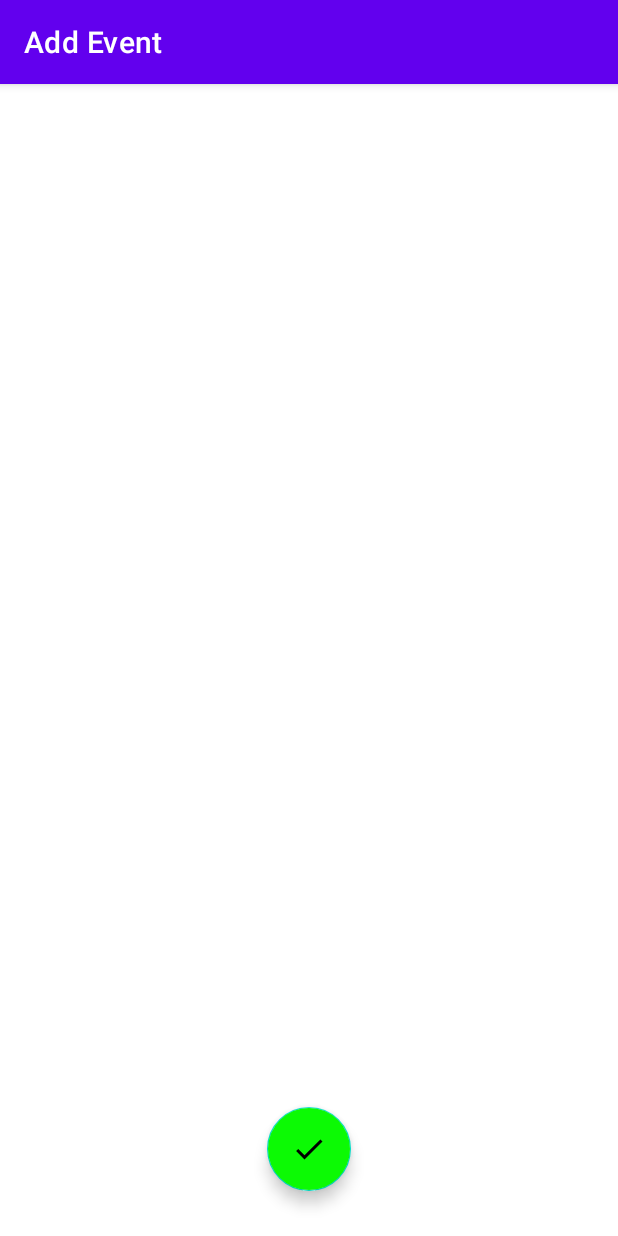
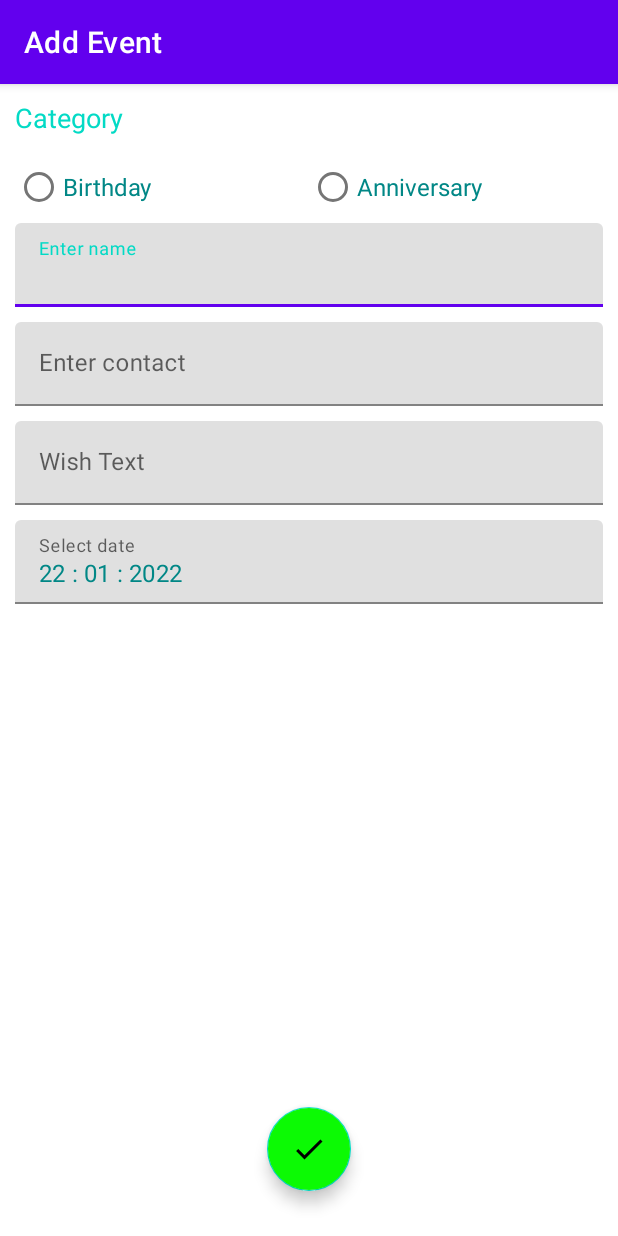
Before and after one commit to Rahmatullah-Ansari/Birthday_Reminder, an Android app: the AddEvent screen opened directly, with no data from a screen before it, on a phone screen of 412 x 824 dp. Run offline under Robolectric (Android 15) with nearby library versions, the phone set to English and light mode, and no system bars.

Commit message:
bdyr-0.0.5

```diff
--- a/app/src/main/java/com/android/bdyr/Activities/AddEvent.java
+++ b/app/src/main/java/com/android/bdyr/Activities/AddEvent.java
@@ -2,19 +2,47 @@ package com.android.bdyr.Activities;
 
 import androidx.appcompat.app.AppCompatActivity;
 
+import android.annotation.SuppressLint;
+import android.app.DatePickerDialog;
+import android.graphics.Color;
+import android.graphics.drawable.ColorDrawable;
 import android.os.Bundle;
+import android.view.View;
+import android.widget.DatePicker;
 
 import com.android.bdyr.databinding.ActivityAddEventBinding;
 
+import java.util.Calendar;
+
 public class AddEvent extends AppCompatActivity {
     ActivityAddEventBinding binding;
+    DatePickerDialog.OnDateSetListener listener;
+    @SuppressLint ("DefaultLocale")
     @Override
     protected void onCreate(Bundle savedInstanceState) {
         super.onCreate(savedInstanceState);
         binding=ActivityAddEventBinding.inflate(getLayoutInflater());
         setContentView(binding.getRoot());
         setTitle("Add Event");
-
+        Calendar calendar=Calendar.getInstance();
+        int year=calendar.get(Calendar.YEAR);
+        int month=calendar.get(Calendar.MONTH);
+        int day=calendar.get(Calendar.DAY_OF_MONTH);
+        if (month < 10){
+            binding.dateLabel.setText(String.format("%d : 0%d : %d",day,month+1,year));
+        }else {
+            binding.dateLabel.setText(String.format("%d : %d : %d",day,month+1,year));
+        }
+        binding.dateLabel.setOnClickListener(view -> {
+            DatePickerDialog dialog=new DatePickerDialog(AddEvent.this, android.R.style.Theme_Holo_Light_Dialog_MinWidth,listener,year,month,day);
+            dialog.getWindow().setBackgroundDrawable(new ColorDrawable(Color.TRANSPARENT));
+            dialog.show();
+        });
+        listener= (datePicker, year1, month1, day1) -> {
+            month1=month1+1;
+            binding.dateLabel.setText(String.format("%d : %d : %d",day1,month1,year1));
+        };
+        binding.wishLabel.setVerticalScrollBarEnabled(true);
     }
 
 }
--- a/app/src/main/res/layout/activity_add_event.xml
+++ b/app/src/main/res/layout/activity_add_event.xml
@@ -5,7 +5,119 @@
     android:layout_width="match_parent"
     android:layout_height="match_parent"
     tools:context=".Activities.AddEvent">
-
+    <TextView
+        android:layout_width="match_parent"
+        android:layout_height="wrap_content"
+        android:id="@+id/category"
+        android:textColor="@color/teal_200"
+        android:layout_alignParentTop="true"
+        android:textSize="18sp"
+        android:layout_margin="10dp"
+        android:text="Category"
+        tools:ignore="HardcodedText" />
+    <RadioGroup
+        android:layout_width="match_parent"
+        android:layout_below="@id/category"
+        android:layout_marginStart="10dp"
+        android:layout_marginEnd="10dp"
+        android:orientation="horizontal"
+        android:weightSum="2"
+        android:layout_height="wrap_content"
+        android:id="@+id/radio_group">
+        <RadioButton
+            android:layout_width="0dp"
+            android:layout_weight="1"
+            android:textSize="16sp"
+            android:layout_height="wrap_content"
+            android:id="@+id/birthday"
+            android:text="Birthday"
+            android:textColor="@color/teal_700"
+            tools:ignore="HardcodedText" />
+        <RadioButton
+            android:layout_width="0dp"
+            android:layout_weight="1"
+            android:layout_height="wrap_content"
+            android:id="@+id/anniversary"
+            android:textSize="16sp"
+            android:text="Anniversary"
+            android:textColor="@color/teal_700"
+            tools:ignore="HardcodedText" />
+    </RadioGroup>
+    <com.google.android.material.textfield.TextInputLayout
+        android:layout_width="match_parent"
+        android:layout_below="@id/radio_group"
+        android:hint="Enter name"
+        app:hintTextColor="@color/teal_200"
+        android:layout_height="wrap_content"
+        android:layout_marginEnd="10dp"
+        android:layout_marginStart="10dp"
+        android:id="@+id/name_layout"
+        tools:ignore="HardcodedText">
+        <com.google.android.material.textfield.TextInputEditText
+            android:layout_width="match_parent"
+            android:layout_height="wrap_content"
+            android:textColor="@color/teal_700"
+            android:textSize="16sp"
+            android:id="@+id/name_label"/>
+    </com.google.android.material.textfield.TextInputLayout>
+    <com.google.android.material.textfield.TextInputLayout
+        android:layout_width="match_parent"
+        android:layout_below="@id/name_layout"
+        android:layout_marginTop="10dp"
+        android:hint="Enter contact"
+        app:hintTextColor="@color/teal_200"
+        android:layout_height="wrap_content"
+        android:layout_marginEnd="10dp"
+        android:layout_marginStart="10dp"
+        android:id="@+id/number_layout"
+        tools:ignore="HardcodedText">
+        <com.google.android.material.textfield.TextInputEditText
+            android:layout_width="match_parent"
+            android:layout_height="wrap_content"
+            android:textSize="16sp"
+            android:textColor="@color/teal_700"
+            android:id="@+id/number_label"/>
+    </com.google.android.material.textfield.TextInputLayout>
+    <com.google.android.material.textfield.TextInputLayout
+        android:layout_width="match_parent"
+        android:layout_below="@id/number_layout"
+        android:layout_marginTop="10dp"
+        android:hint="Wish Text"
+        app:hintTextColor="@color/teal_200"
+        android:layout_height="wrap_content"
+        android:layout_marginEnd="10dp"
+        android:layout_marginStart="10dp"
+        android:id="@+id/wish_layout"
+        tools:ignore="HardcodedText">
+        <com.google.android.material.textfield.TextInputEditText
+            android:layout_width="match_parent"
+            android:layout_height="wrap_content"
+            android:maxHeight="250dp"
+            android:scrollbars="vertical"
+            android:textColor="@color/teal_700"
+            android:textSize="16sp"
+            android:id="@+id/wish_label"/>
+    </com.google.android.material.textfield.TextInputLayout>
+    <com.google.android.material.textfield.TextInputLayout
+        android:layout_width="match_parent"
+        android:layout_below="@id/wish_layout"
+        android:layout_marginTop="10dp"
+        android:hint="Select date"
+        app:hintTextColor="@color/teal_200"
+        android:layout_height="wrap_content"
+        android:layout_marginEnd="10dp"
+        android:layout_marginStart="10dp"
+        android:id="@+id/date_layout"
+        tools:ignore="HardcodedText">
+        <com.google.android.material.textfield.TextInputEditText
+            android:layout_width="match_parent"
+            android:layout_height="wrap_content"
+            android:maxHeight="250dp"
+            android:scrollbars="vertical"
+            android:textColor="@color/teal_700"
+            android:textSize="16sp"
+            android:id="@+id/date_label"/>
+    </com.google.android.material.textfield.TextInputLayout>
     <com.google.android.material.floatingactionbutton.FloatingActionButton
         android:id="@+id/save_button"
         android:backgroundTint="#0CFA04"
```
Also changed, not shown: app/build.gradle (+7 -0 lines), app/src/main/java/com/android/bdyr/Database/DAO.java (added, +19 -0 lines), app/src/main/java/com/android/bdyr/Database/DatabaseManager.java (added, +22 -0 lines), app/src/main/java/com/android/bdyr/Database/Entities.java (added, +79 -0 lines), app/src/main/java/com/android/bdyr/Holder/DBmain.java (deleted, +0 -26 lines).
